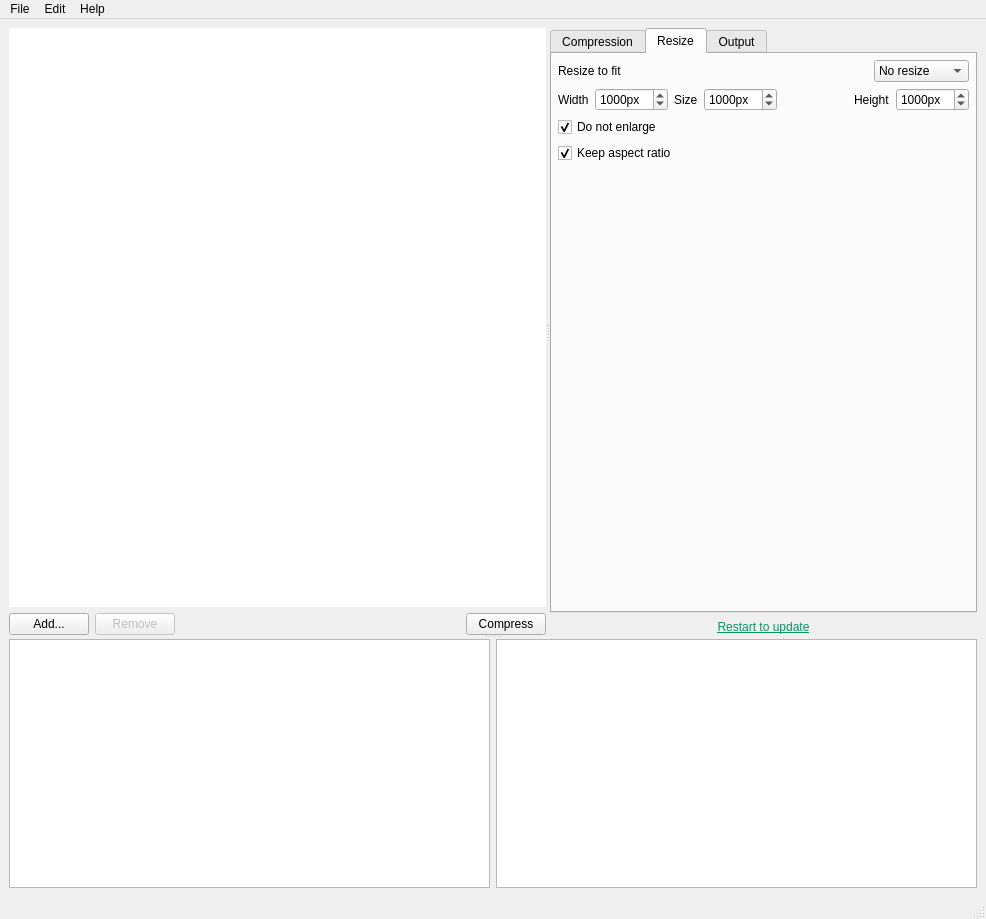
The window that views/MainWindow.ui (Lymphatus/caesium-image-compressor) describes before a commit, drawn with Qt 5.
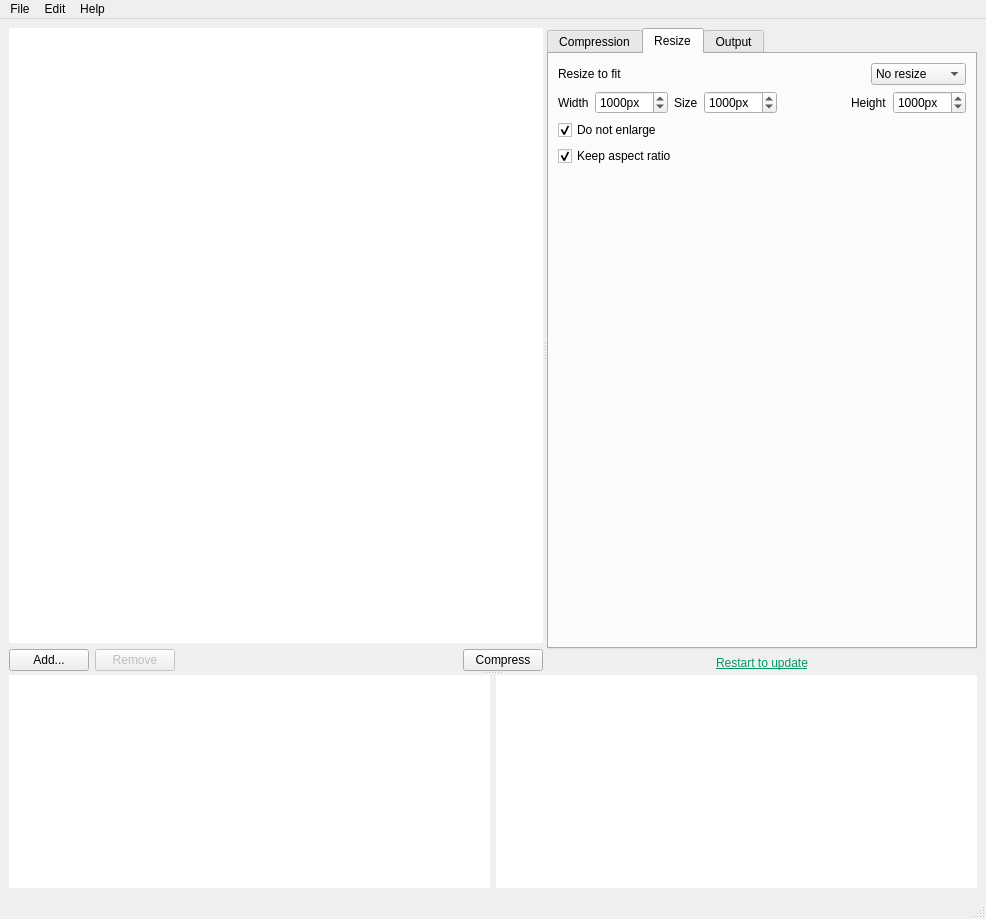
The same window after the commit. The open tabs and pages were chosen to show the change. Custom widgets are drawn as their Qt base class.

Diff of the .ui file:
```diff
--- a/views/MainWindow.ui
+++ b/views/MainWindow.ui
@@ -40,6 +40,9 @@
            <property name="frameShape">
             <enum>QFrame::NoFrame</enum>
            </property>
+           <property name="frameShadow">
+            <enum>QFrame::Plain</enum>
+           </property>
            <property name="dragDropMode">
             <enum>QAbstractItemView::DropOnly</enum>
            </property>
@@ -52,6 +55,12 @@
            <property name="selectionMode">
             <enum>QAbstractItemView::ExtendedSelection</enum>
            </property>
+           <property name="iconSize">
+            <size>
+             <width>16</width>
+             <height>16</height>
+            </size>
+           </property>
            <property name="indentation">
             <number>0</number>
            </property>
@@ -519,20 +528,6 @@
              <string>Resize</string>
             </attribute>
             <layout class="QVBoxLayout" name="verticalLayout_10">
-             <property name="leftMargin">
-              <number>6</number>
-             </property>
-             <property name="topMargin">
-              <number>6</number>
-             </property>
-             <property name="rightMargin">
-              <number>6</number>
-             </property>
-             <property name="bottomMargin">
-              <number>6</number>
-             </property>
-             <item>
-              <layout class="QVBoxLayout" name="verticalLayout_9">
                <item>
                 <layout class="QHBoxLayout" name="horizontalLayout_3">
                  <item>
@@ -593,6 +588,30 @@
                 </layout>
                </item>
                <item>
+              <widget class="QFrame" name="resize_Frame">
+               <property name="frameShape">
+                <enum>QFrame::NoFrame</enum>
+               </property>
+               <property name="frameShadow">
+                <enum>QFrame::Plain</enum>
+               </property>
+               <property name="lineWidth">
+                <number>0</number>
+               </property>
+               <layout class="QVBoxLayout" name="verticalLayout_9">
+                <property name="leftMargin">
+                 <number>0</number>
+                </property>
+                <property name="topMargin">
+                 <number>0</number>
+                </property>
+                <property name="rightMargin">
+                 <number>0</number>
+                </property>
+                <property name="bottomMargin">
+                 <number>0</number>
+                </property>
+                <item>
                 <layout class="QHBoxLayout" name="horizontalLayout_4">
                  <item>
                   <widget class="QLabel" name="width_Label">
@@ -716,6 +735,9 @@
                  </property>
                 </widget>
                </item>
+               </layout>
+              </widget>
+             </item>
                <item>
                 <spacer name="verticalSpacer_2">
                  <property name="orientation">
@@ -724,12 +746,10 @@
                  <property name="sizeHint" stdset="0">
                   <size>
                    <width>20</width>
-                   <height>40</height>
+                 <height>405</height>
                   </size>
                  </property>
                 </spacer>
-               </item>
-              </layout>
              </item>
             </layout>
            </widget>
@@ -910,6 +930,15 @@
        <layout class="QHBoxLayout" name="horizontalLayout_5">
         <item>
          <widget class="QZoomGraphicsView" name="preview_graphicsView">
+          <property name="frameShape">
+           <enum>QFrame::NoFrame</enum>
+          </property>
+          <property name="frameShadow">
+           <enum>QFrame::Plain</enum>
+          </property>
+          <property name="lineWidth">
+           <number>0</number>
+          </property>
           <property name="renderHints">
            <set>QPainter::Antialiasing|QPainter::SmoothPixmapTransform|QPainter::TextAntialiasing</set>
           </property>
@@ -919,7 +948,17 @@
          </widget>
         </item>
         <item>
-         <widget class="QGraphicsView" name="graphicsView"/>
+         <widget class="QGraphicsView" name="graphicsView">
+          <property name="frameShape">
+           <enum>QFrame::NoFrame</enum>
+          </property>
+          <property name="frameShadow">
+           <enum>QFrame::Plain</enum>
+          </property>
+          <property name="lineWidth">
+           <number>0</number>
+          </property>
+         </widget>
         </item>
        </layout>
       </widget>
```
Left out of the diff: 57 changed lines with no effect on the pictures. Lines whose indentation alone changed are shown as unchanged.
